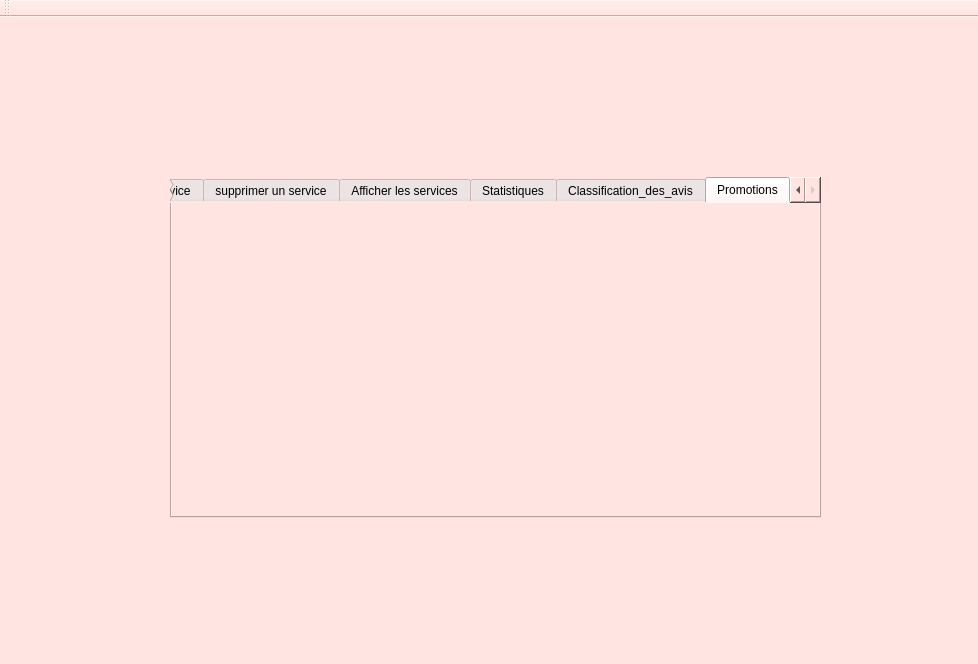
First picture: the form in Desktop/gestion_des_services/mainwindow.ui, repository MahdiRebai/MahdiRebai, before the edit.
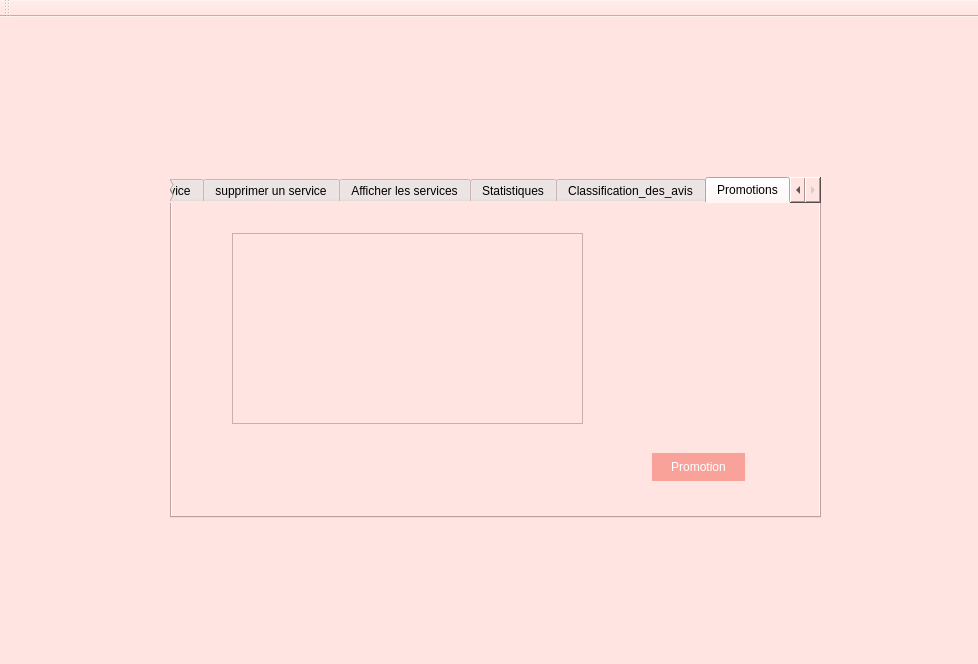
Second picture: the form after the edit. The open tabs and pages were chosen to show the change.

Commit message: métier Promotion

Diff of the .ui file:
```diff
--- a/Desktop/gestion_des_services/mainwindow.ui
+++ b/Desktop/gestion_des_services/mainwindow.ui
@@ -467,6 +467,29 @@
      <attribute name="title">
       <string>Promotions</string>
      </attribute>
+     <widget class="QTableView" name="tableView_3">
+      <property name="geometry">
+       <rect>
+        <x>60</x>
+        <y>30</y>
+        <width>351</width>
+        <height>191</height>
+       </rect>
+      </property>
+     </widget>
+     <widget class="QPushButton" name="pushButton_3">
+      <property name="geometry">
+       <rect>
+        <x>480</x>
+        <y>250</y>
+        <width>93</width>
+        <height>28</height>
+       </rect>
+      </property>
+      <property name="text">
+       <string>Promotion</string>
+      </property>
+     </widget>
     </widget>
    </widget>
   </widget>
```
Left out of the diff: 2 changed lines with no effect on the pictures. The commit also changes 4 other files.
